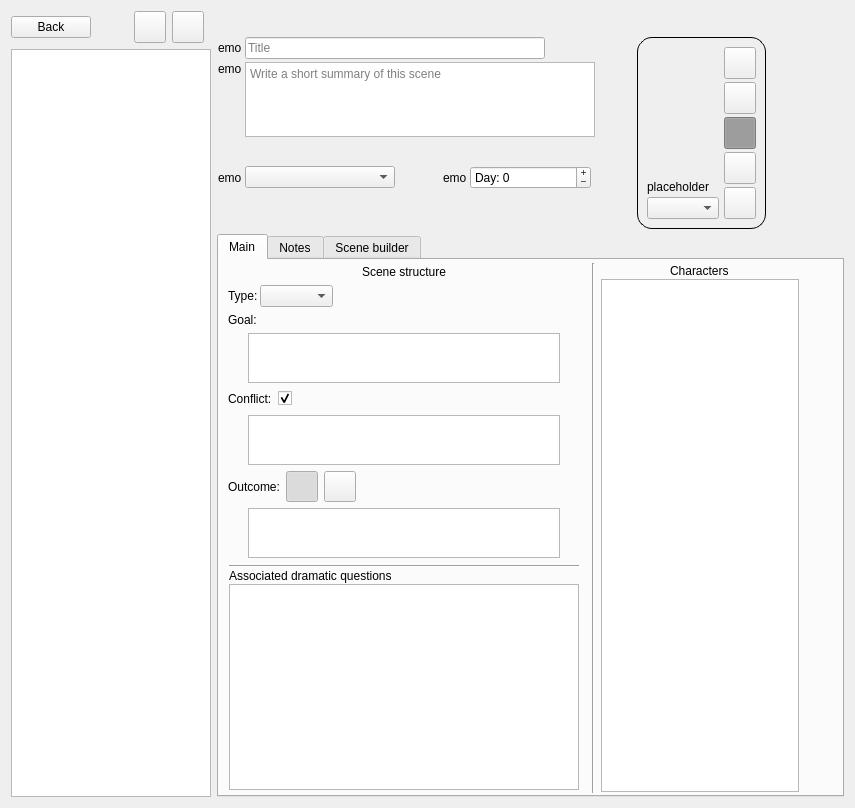
Old version of the form ui/scene_editor.ui in the repository zkovari/plotlyst.
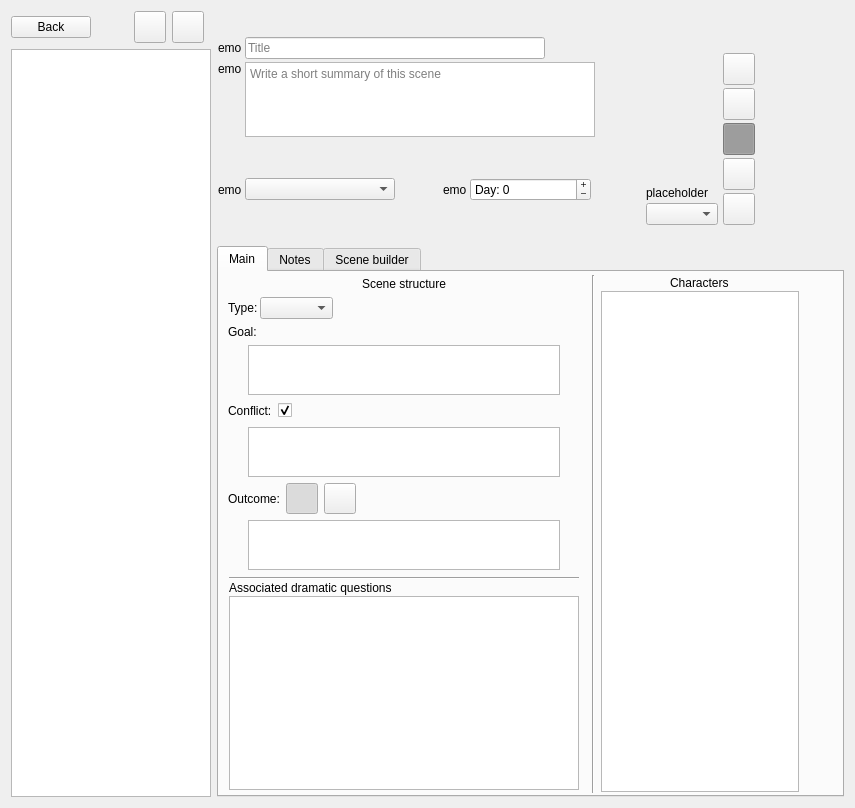
New version of the form.

Commit message: Only display arc widgets in scene editor if necessary

The edit to the form file:
```diff
--- a/ui/scene_editor.ui
+++ b/ui/scene_editor.ui
@@ -440,11 +440,26 @@
         </item>
         <item>
          <widget class="QFrame" name="wdgPov">
+          <property name="minimumSize">
+           <size>
+            <width>0</width>
+            <height>190</height>
+           </size>
+          </property>
+          <property name="maximumSize">
+           <size>
+            <width>16777215</width>
+            <height>190</height>
+           </size>
+          </property>
           <property name="styleSheet">
-           <string notr="true">#wdgPov {border: 1px solid black;
+           <string notr="true">#wdgPov {border: 0px solid black;
 border-radius: 15px;
 }</string>
           </property>
+          <property name="lineWidth">
+           <number>0</number>
+          </property>
           <layout class="QHBoxLayout" name="horizontalLayout_18">
            <property name="spacing">
             <number>5</number>
@@ -479,6 +494,19 @@
               <number>3</number>
              </property>
              <item>
+              <spacer name="verticalSpacer_2">
+               <property name="orientation">
+                <enum>Qt::Vertical</enum>
+               </property>
+               <property name="sizeHint" stdset="0">
+                <size>
+                 <width>20</width>
+                 <height>40</height>
+                </size>
+               </property>
+              </spacer>
+             </item>
+             <item alignment="Qt::AlignBottom">
               <widget class="QToolButton" name="btnVeryHappy">
                <property name="minimumSize">
                 <size>
```
The commit also changes 1 other file.
